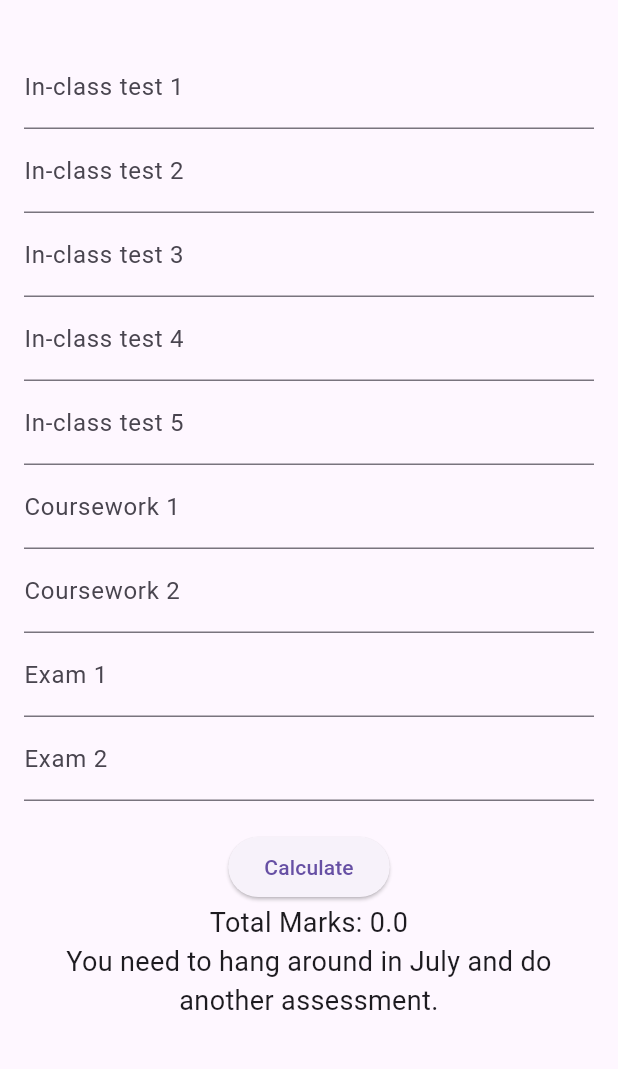
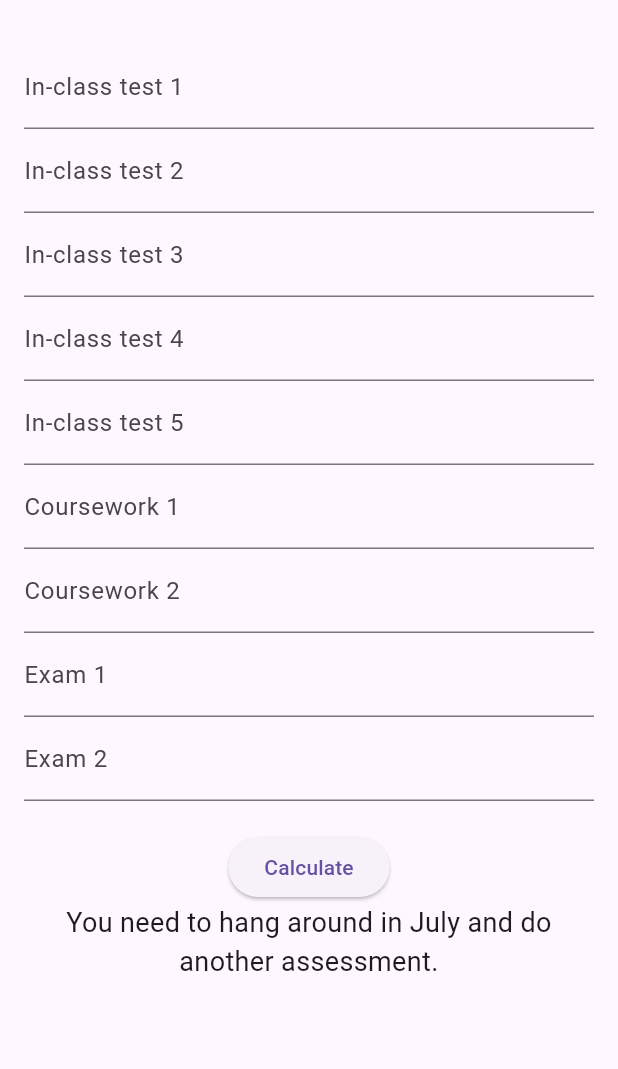
Before and after one commit to manighahrmani/programming_marks_calculator, a Flutter app: the screen it shows after launch, after a tap on "Calculate", on a phone screen of 412 x 824 dp, the part 63-1132 px from its top. Run offline on Flutter 3.47's test engine with Material 3 defaults, Android fonts, the phone set to English and light mode, and no system bars.

Commit message:
Refactor keys of dictionaries to full names

```diff
--- a/lib/backend/marks_calculator.dart
+++ b/lib/backend/marks_calculator.dart
@@ -2,15 +2,15 @@
 class MarksCalculator {
   // Calculate the total marks based on the given marks
   double calculateTotalMarks(Map<String, int> marks) {
-    int inClassTests = marks['ic1']! +
-        marks['ic2']! +
-        marks['ic3']! +
-        marks['ic4']! +
-        marks['ic5']!;
-    int exams = marks['ex1']! + marks['ex2']!;
+    int inClassTests = marks['In-class test 1']! +
+        marks['In-class test 2']! +
+        marks['In-class test 3']! +
+        marks['In-class test 4']! +
+        marks['In-class test 5']!;
+    int exams = marks['Exam 1']! + marks['Exam 2']!;
     double total = inClassTests * 0.05 +
-        marks['cw2']! * 0.25 +
-        marks['cw1']! * 0.20 +
+        marks['Coursework 2']! * 0.25 +
+        marks['Coursework 1']! * 0.20 +
         exams * 0.15;
     return total;
   }
--- a/lib/ui/home_page.dart
+++ b/lib/ui/home_page.dart
@@ -24,23 +24,21 @@ class _HomePageState extends State<HomePage> {
 
   void _calculateMarks() {
     final marks = {
-      'ic1': int.tryParse(_ic1Controller.text) ?? 0,
-      'ic2': int.tryParse(_ic2Controller.text) ?? 0,
-      'ic3': int.tryParse(_ic3Controller.text) ?? 0,
-      'ic4': int.tryParse(_ic4Controller.text) ?? 0,
-      'ic5': int.tryParse(_ic5Controller.text) ?? 0,
-      'cw1': int.tryParse(_cw1Controller.text) ?? 0,
-      'cw2': int.tryParse(_cw2Controller.text) ?? 0,
-      'ex1': int.tryParse(_ex1Controller.text) ?? 0,
-      'ex2': int.tryParse(_ex2Controller.text) ?? 0,
+      'In-class test 1': int.tryParse(_ic1Controller.text) ?? 0,
+      'In-class test 2': int.tryParse(_ic2Controller.text) ?? 0,
+      'In-class test 3': int.tryParse(_ic3Controller.text) ?? 0,
+      'In-class test 4': int.tryParse(_ic4Controller.text) ?? 0,
+      'In-class test 5': int.tryParse(_ic5Controller.text) ?? 0,
+      'Coursework 1': int.tryParse(_cw1Controller.text) ?? 0,
+      'Coursework 2': int.tryParse(_cw2Controller.text) ?? 0,
+      'Exam 1': int.tryParse(_ex1Controller.text) ?? 0,
+      'Exam 2': int.tryParse(_ex2Controller.text) ?? 0,
     };
-
     final calculator = MarksCalculator();
     final totalMarks = calculator.calculateTotalMarks(marks);
     final message = calculator.getMessage(totalMarks);
-
     setState(() {
-      _resultMessage = "Total Marks: $totalMarks\n$message";
+      _resultMessage = message;
     });
   }
 
```
